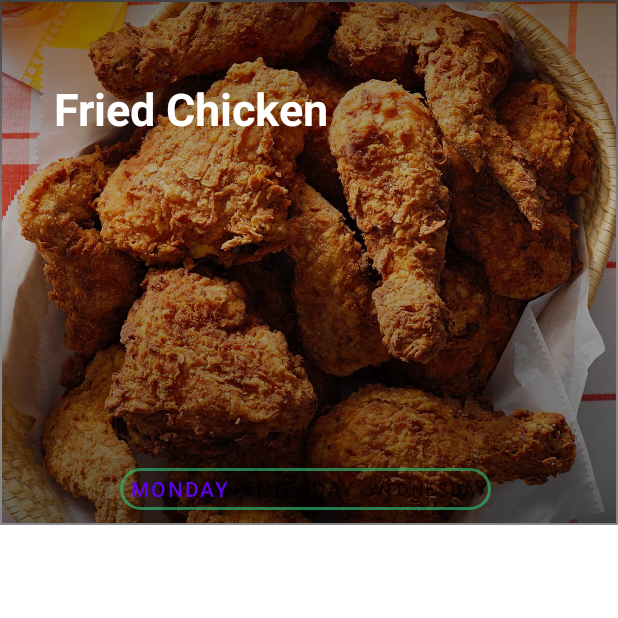
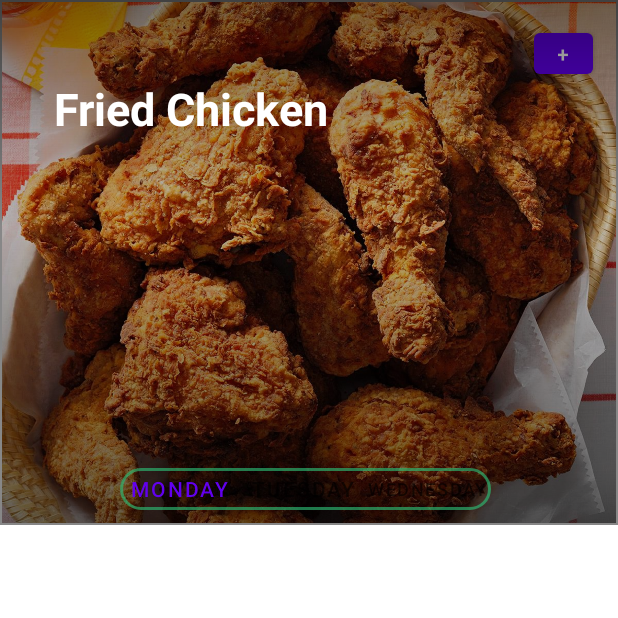
Before and after one commit to Jake-Sokol2/EZMeal, an Android app: the fragment MyRecipesSpecificRecipeFragment shown on its own in the app's theme, on a phone screen of 412 x 824 dp, the top half of it. Run offline under Robolectric (Android 15) with nearby library versions, the phone set to English and light mode, and no system bars.

Commit message:
User can now add recipes to their own collection - not displayed yet

```diff
--- a/app/src/main/java/com/example/ezmeal/Login.java
+++ b/app/src/main/java/com/example/ezmeal/Login.java
@@ -77,7 +77,6 @@ public class Login extends AppCompatActivity {
         }
     }
 
-
     public void openActivityMain() {
         Intent intent = new Intent(this, MainActivity.class);
         startActivity(intent);
--- a/app/src/main/java/navigationFragments/GroupListsFragment.java
+++ b/app/src/main/java/navigationFragments/GroupListsFragment.java
@@ -311,8 +311,6 @@ public class GroupListsFragment extends Fragment
 
                                 }
                                 adapter.notifyDataSetChanged();
-
-
                         }
                     } else {
                         Log.w("MYDEBUG", "Error getting documents.", task.getException());
--- a/app/src/main/res/layout/fragment_specific_recipe.xml
+++ b/app/src/main/res/layout/fragment_specific_recipe.xml
@@ -9,6 +9,17 @@
     android:background="#ffffff"
     >
 
+
+    <Button
+        android:id="@+id/btnAddToMyRecipes"
+        android:layout_width="39dp"
+        android:layout_height="39dp"
+        android:layout_marginStart="356dp"
+        android:layout_marginTop="16dp"
+        android:elevation="6dp"
+        android:text="+"
+        app:layout_constraintStart_toStartOf="parent"
+        app:layout_constraintTop_toTopOf="parent" />
 
     <androidx.viewpager2.widget.ViewPager2
         android:id="@+id/vpRecipe"
--- a/app/src/main/res/xml/fragment_my_recipes_specific_recipe_scene.xml
+++ b/app/src/main/res/xml/fragment_my_recipes_specific_recipe_scene.xml
@@ -104,6 +104,15 @@
             motion:layout_constraintTop_toTopOf="parent"
             motion:layout_constraintStart_toStartOf="parent"
             android:layout_marginTop="52dp" />
+        <Constraint
+            android:id="@+id/btnAddToMyRecipes"
+            android:elevation="8dp"
+            android:layout_width="39dp"
+            android:layout_height="39dp"
+            android:layout_marginStart="356dp"
+            motion:layout_constraintTop_toTopOf="parent"
+            motion:layout_constraintStart_toStartOf="parent"
+            android:layout_marginTop="16dp" />
     </ConstraintSet>
 
     <ConstraintSet android:id="@+id/end">
@@ -183,6 +192,22 @@
             motion:layout_constraintHorizontal_bias="0.0"
             motion:layout_constraintStart_toStartOf="parent"
             android:layout_marginTop="176dp" />
+        <Constraint
+            android:id="@+id/imageRecipeTitleShadow"
+            android:elevation="4dp"
+            android:layout_width="match_parent"
+            android:layout_height="150dp"
+            motion:layout_constraintTop_toTopOf="parent"
+            motion:layout_constraintStart_toStartOf="parent" />
+        <Constraint
+            android:id="@+id/btnAddToMyRecipes"
+            android:elevation="8dp"
+            android:layout_width="39dp"
+            android:layout_height="39dp"
+            android:layout_marginStart="356dp"
+            motion:layout_constraintTop_toTopOf="parent"
+            motion:layout_constraintStart_toStartOf="parent"
+            android:layout_marginTop="16dp" />
     </ConstraintSet>
     <ConstraintSet android:id="@+id/SwipeDown" />
 </MotionScene>
```
Also changed, not shown: app/src/main/java/navigationFragments/MyRecipes/SpecificRecipeFragment.java (+68 -0 lines), app/src/main/java/navigationFragments/MyRecipes/UserRecipe.java (added, +97 -0 lines).
